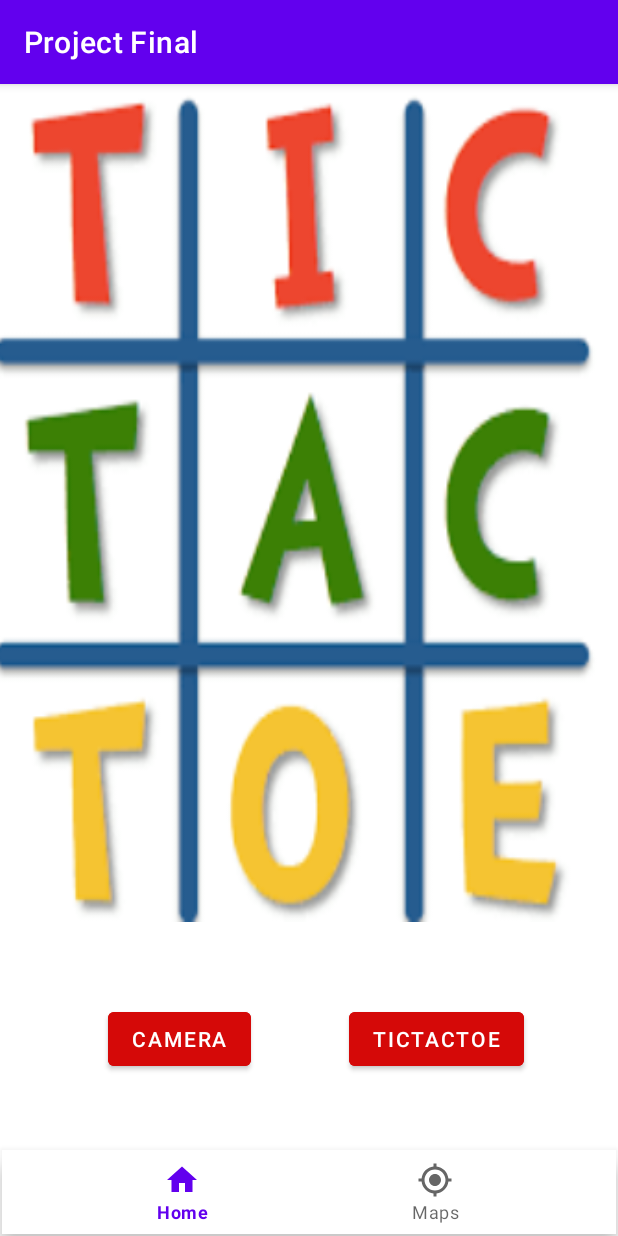
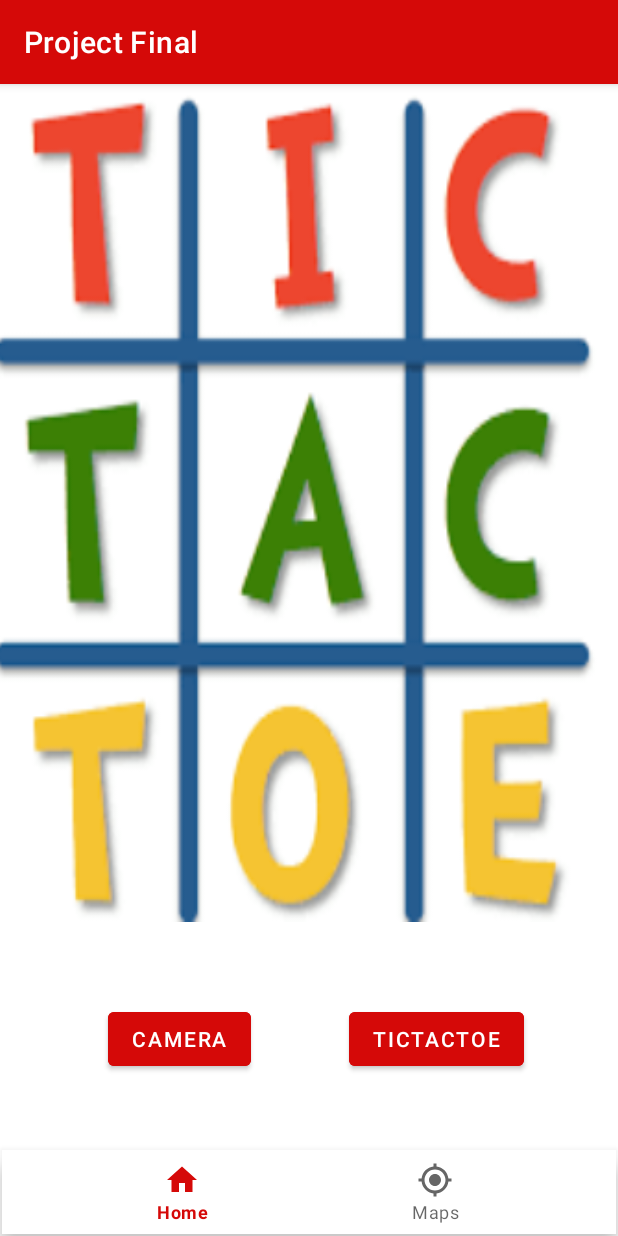
Before and after one commit to Nicolas-Khoury/Android-Final-Project, an Android app: the screen it shows after launch (MainActivity), on a phone screen of 412 x 824 dp. Run offline under Robolectric (Android 15) with nearby library versions, the phone set to English and light mode, and no system bars; our stand-ins replace navigation-ui.

Commit message:
small adjustments

```diff
--- a/app/src/main/res/layout/fragment_home.xml
+++ b/app/src/main/res/layout/fragment_home.xml
@@ -6,4 +6,4 @@
     android:layout_height="match_parent"
     android:background="@drawable/tictactoe2"
     android:isScrollContainer="true"
-    tools:context=".HomeFragment" />
+    tools:context=".fragments.HomeFragment" />
--- a/app/src/main/res/navigation/navbar.xml
+++ b/app/src/main/res/navigation/navbar.xml
@@ -7,7 +7,7 @@
 
     <fragment
         android:id="@+id/homeFragment"
-        android:name="com.example.projectfinal.HomeFragment"
+        android:name="com.example.projectfinal.fragments.HomeFragment"
         android:label="fragment_home"
         tools:layout="@layout/fragment_home" />
     <fragment
--- a/app/src/main/res/values/themes.xml
+++ b/app/src/main/res/values/themes.xml
@@ -2,7 +2,7 @@
     <!-- Base application theme. -->
     <style name="Theme.ProjectFinal" parent="Theme.MaterialComponents.DayNight.DarkActionBar">
         <!-- Primary brand color. -->
-        <item name="colorPrimary">@color/purple_500</item>
+        <item name="colorPrimary">#D50908</item>
         <item name="colorPrimaryVariant">@color/purple_700</item>
         <item name="colorOnPrimary">@color/white</item>
         <!-- Secondary brand color. -->
```
Also changed, not shown: app/src/main/java/com/example/projectfinal/fragments/HomeFragment.kt (renamed from app/src/main/java/com/example/projectfinal/HomeFragment.kt, +4 -3 lines).
